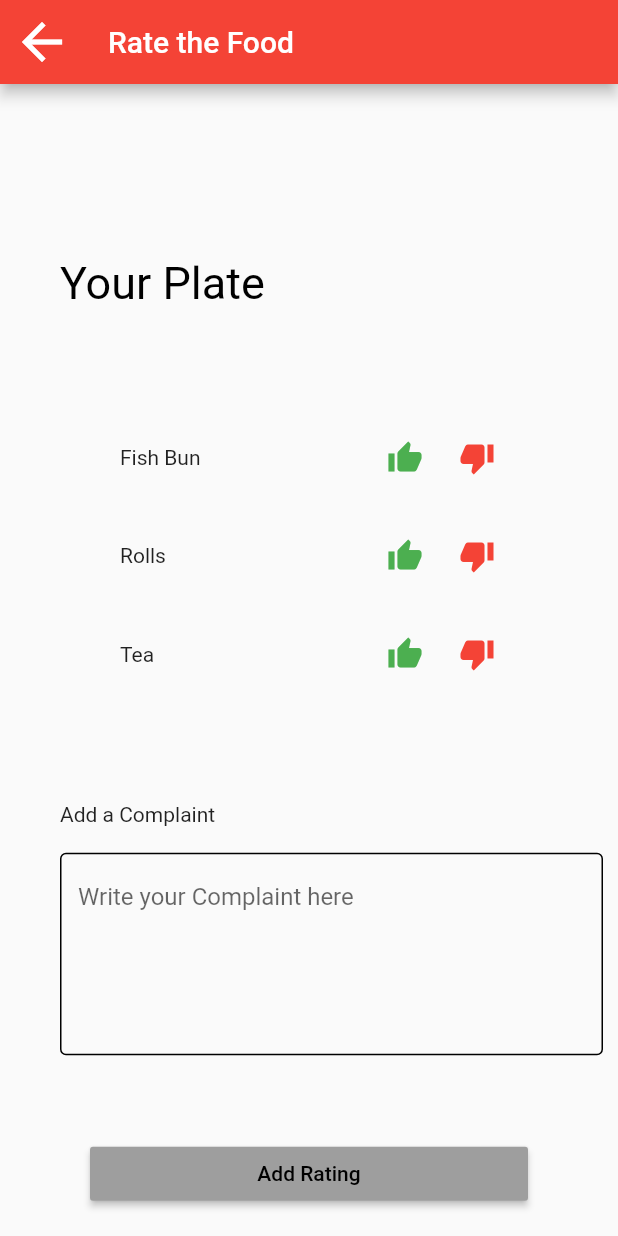
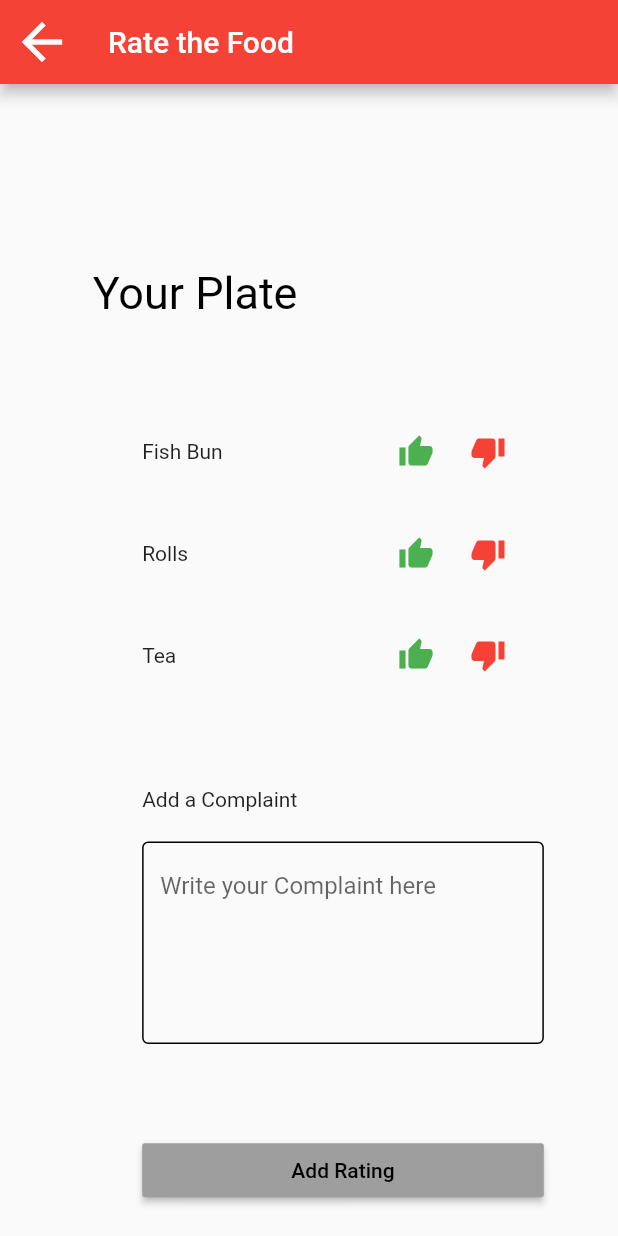
Before and after one commit to sashikatheekshana/Awanhala, a Flutter app: the screen it shows after launch, on a phone screen of 412 x 824 dp. Run offline on Flutter 3.47's test engine with Material 2 defaults, Android fonts, the phone set to English and light mode, and no system bars; our stand-ins replace get.

Commit message:
Size change with SizeConfig file

```diff
--- a/lib/Screens/ratethefood.dart
+++ b/lib/Screens/ratethefood.dart
@@ -1,6 +1,7 @@
 import 'package:flutter/cupertino.dart';
 import 'package:flutter/material.dart';
 import 'package:flutter/rendering.dart';
+import 'package:awanahala/shared/sizeConfig.dart';
 
 class RateFood extends StatefulWidget {
   @override
@@ -10,6 +11,10 @@ class RateFood extends StatefulWidget {
 class _RateFoodState extends State<RateFood> {
   @override
   Widget build(BuildContext context) {
+    SizeConfig().init(context);
+    double blockHeight = SizeConfig.safeBlockVertical;
+    double blockWidth = SizeConfig.safeBlockHorizontal;
+
     return SafeArea(
       child: Scaffold(
         appBar: AppBar(
@@ -30,11 +35,11 @@ class _RateFoodState extends State<RateFood> {
           mainAxisAlignment: MainAxisAlignment.spaceEvenly,
           children: <Widget>[
             SizedBox(
-              height: 80,
+              height: blockHeight * 10,
             ),
             Padding(
               padding: EdgeInsets.only(
-                left: 40,
+                left: blockWidth * 15,
               ),
               child: Container(
                 child: Text(
@@ -47,12 +52,12 @@ class _RateFoodState extends State<RateFood> {
               ),
             ),
             SizedBox(
-              height: 40,
+              height: blockHeight * 3,
             ),
             Row(
               children: <Widget>[
                 SizedBox(
-                  width: 80,
+                  width: blockWidth * 23,
                 ),
                 Expanded(
                   child: Text(
@@ -90,7 +95,7 @@ class _RateFoodState extends State<RateFood> {
             Row(
               children: <Widget>[
                 SizedBox(
-                  width: 80,
+                  width: blockWidth * 23,
                 ),
                 Expanded(
                   child: Text(
@@ -128,7 +133,7 @@ class _RateFoodState extends State<RateFood> {
             Row(
               children: <Widget>[
                 SizedBox(
-                  width: 80,
+                  width: blockWidth * 23,
                 ),
                 Expanded(
                   child: Text(
@@ -164,12 +169,12 @@ class _RateFoodState extends State<RateFood> {
               ],
             ),
             SizedBox(
-              height: 40,
+              height: blockHeight * 3,
             ),
             Row(
               children: <Widget>[
                 SizedBox(
-                  width: 40,
+                  width: blockWidth * 23,
                 ),
                 Text("Add a Complaint")
               ],
@@ -177,7 +182,7 @@ class _RateFoodState extends State<RateFood> {
             Row(
               children: <Widget>[
                 SizedBox(
-                  width: 40,
+                  width: blockWidth * 23,
                 ),
                 Expanded(
                   child: TextField(
@@ -197,17 +202,17 @@ class _RateFoodState extends State<RateFood> {
                   ),
                 ),
                 SizedBox(
-                  width: 10,
+                  width: blockWidth * 12,
                 ),
               ],
             ),
             SizedBox(
-              height: 20,
+              height: blockHeight * 2.5,
             ),
             Row(
               children: <Widget>[
                 SizedBox(
-                  width: 60,
+                  width: blockWidth * 23,
                 ),
                 Expanded(
                   child: RaisedButton(
@@ -215,13 +220,14 @@ class _RateFoodState extends State<RateFood> {
                     onPressed: () {
                       print("Add Rating Button Click");
                     },
-                    padding: EdgeInsets.fromLTRB(10, 10, 10, 10),
+                    padding: EdgeInsets.fromLTRB(blockWidth * 2,
+                        blockHeight * 1, blockWidth * 2, blockHeight * 1),
                     color: Colors.grey,
                     textColor: Colors.black,
                   ),
                 ),
                 SizedBox(
-                  width: 60,
+                  width: blockWidth * 12,
                 )
               ],
             ),
```
Also changed, not shown: lib/shared/sizeConfig.dart (renamed from shared/sizeConfig.dart).
